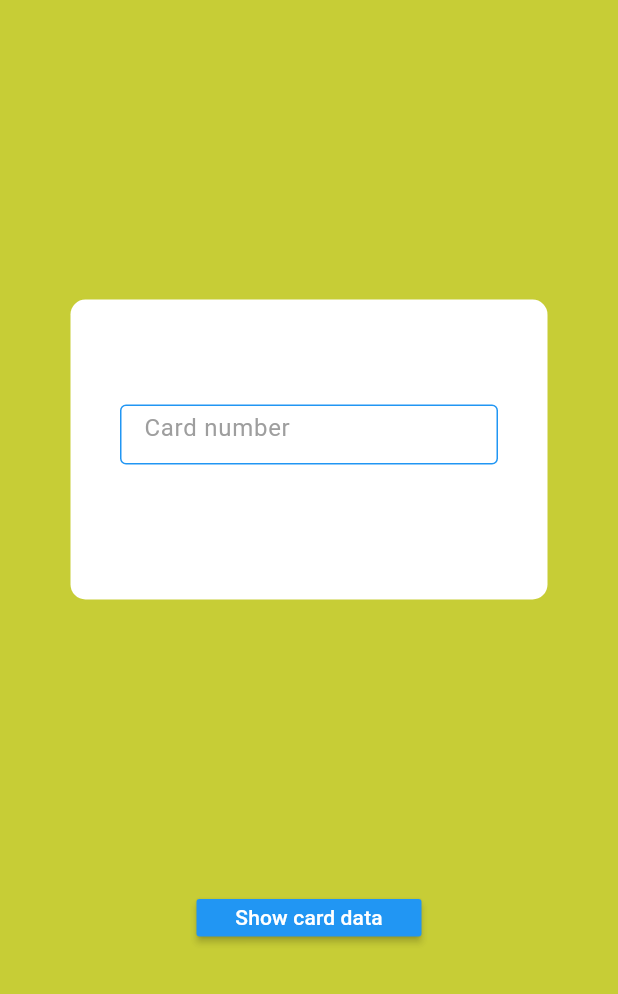
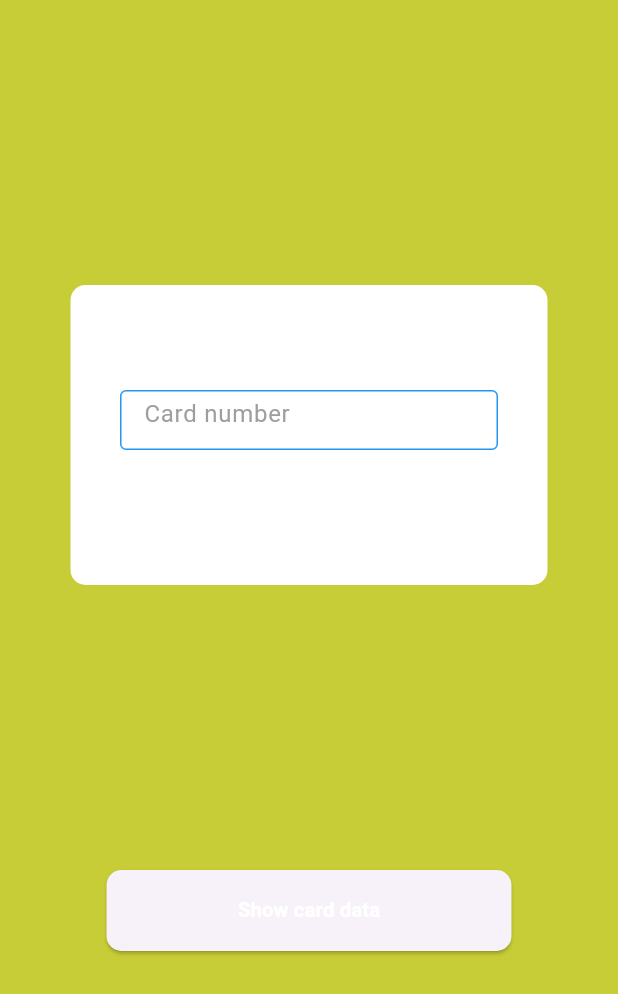
Before and after one commit to Flutter-gg-1/Assignment-13, a Flutter app: the screen it shows after launch, on a phone screen of 412 x 824 dp. Shown: the top 994 px of the screen. Run offline on Flutter 3.47's test engine with Material 3 defaults, Android fonts, the phone set to English and light mode, and no system bars.

Commit message:
UPD HomeScreen version 0.0.2

```diff
--- a/lib/home_screen.dart
+++ b/lib/home_screen.dart
@@ -57,14 +57,23 @@ class HomeScreen extends StatelessWidget {
               ),
             ),
             SizedBox(
-              width: 150,
-              height: 25,
-              child: MaterialButton(
+              width: 270,
+              height: 54,
+              child: ElevatedButton(
+                style: ButtonStyle(
+                  shape: WidgetStateProperty.all<RoundedRectangleBorder>(
+                    const RoundedRectangleBorder(
+                      borderRadius: BorderRadius.all(Radius.circular(10)),
+                    ),
+                  ),
+                ),
                 onPressed: () {},
-                color: Colors.blue,
                 child: const Text(
                   'Show card data',
-                  style: TextStyle(color: Colors.white),
+                  style: TextStyle(
+                      color: Colors.white,
+                      fontSize: 13.5,
+                      fontWeight: FontWeight.bold),
                 ),
               ),
             )
```
